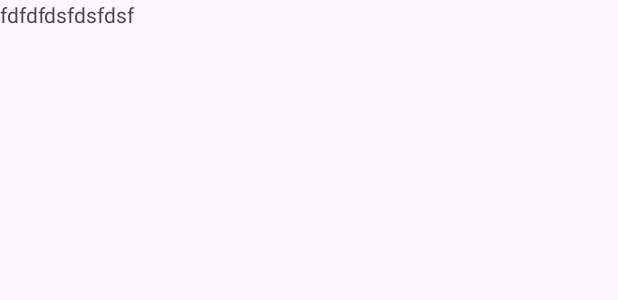
After one commit to nawazhassa/BMI_Project, an Android app: the layout activity_room_db.xml on its own in the app's theme, with its tools: preview values and no code run, on a phone screen of 412 x 824 dp. The commit adds this screen. Shown: the top 300 px of the screen. Run offline under Robolectric (Android 15) with nearby library versions, the phone set to English and light mode, and no system bars.

Commit message:
Room DB Create

```diff
--- a/app/build.gradle
+++ b/app/build.gradle
@@ -30,6 +30,12 @@ android {
 
 dependencies {
 // https://mvnrepository.com/artifact/com.opencsv/opencsv
+
+    implementation "androidx.room:room-runtime:2.8.1"
+    annotationProcessor("androidx.room:room-compiler:2.8.1")
+
+
+
     implementation("com.opencsv:opencsv:5.12.0")
     implementation libs.appcompat
     implementation libs.material
--- /dev/null
+++ b/app/src/main/java/com/example/bmi_project/notesClickListner.java
@@ -0,0 +1,6 @@
+package com.example.bmi_project;
+
+public interface notesClickListner {
+    void onClick(int a);
+    void onLongClick(int b);
+}
--- /dev/null
+++ b/app/src/main/res/layout/activity_room_db.xml
@@ -0,0 +1,16 @@
+<?xml version="1.0" encoding="utf-8"?>
+<androidx.constraintlayout.widget.ConstraintLayout xmlns:android="http://schemas.android.com/apk/res/android"
+    xmlns:app="http://schemas.android.com/apk/res-auto"
+    xmlns:tools="http://schemas.android.com/tools"
+    android:id="@+id/main"
+    android:layout_width="match_parent"
+    android:layout_height="match_parent"
+    tools:context=".RoomDb.RoomDB">
+
+    <TextView
+        android:layout_width="wrap_content"
+        android:layout_height="wrap_content"
+        android:text="fdfdfdsfdsfdsf"
+        tools:ignore="MissingConstraints" />
+
+</androidx.constraintlayout.widget.ConstraintLayout>
```
Also changed, not shown: app/src/main/AndroidManifest.xml (+11 -9 lines), app/src/main/java/com/example/bmi_project/MainActivity.java (+13 -0 lines), app/src/main/java/com/example/bmi_project/RoomDb/AppDatabase.java (added, +15 -0 lines), app/src/main/java/com/example/bmi_project/RoomDb/RoomDB.java (added, +44 -0 lines), app/src/main/java/com/example/bmi_project/RoomDb/User.java (added, +38 -0 lines), app/src/main/java/com/example/bmi_project/RoomDb/UserDao.java (added, +37 -0 lines).
